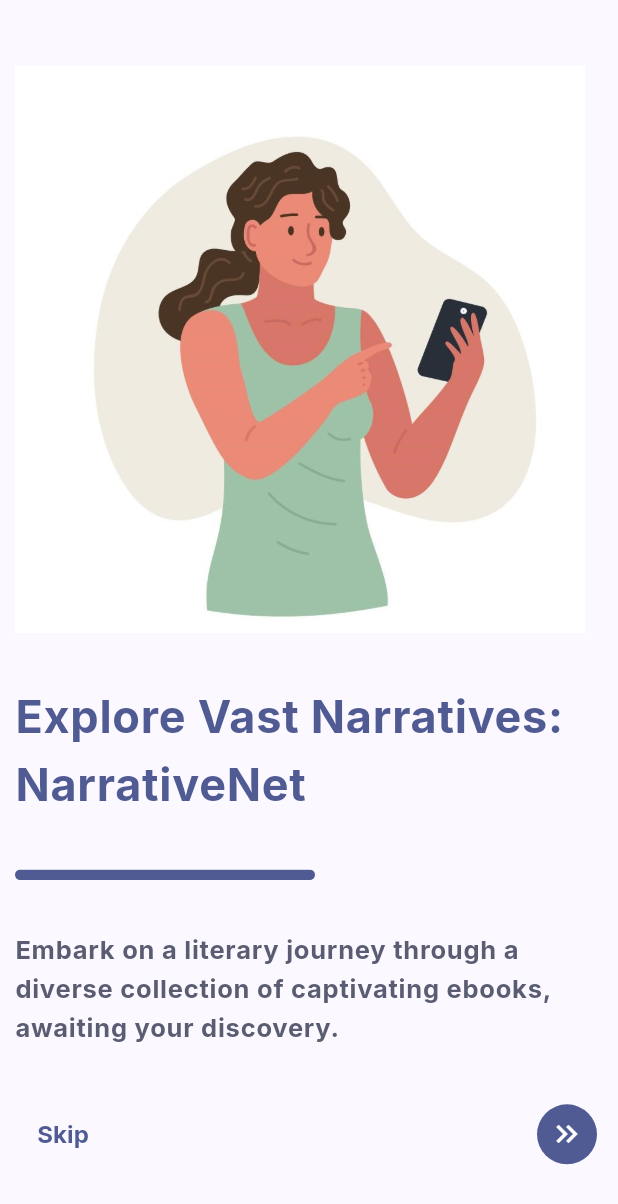
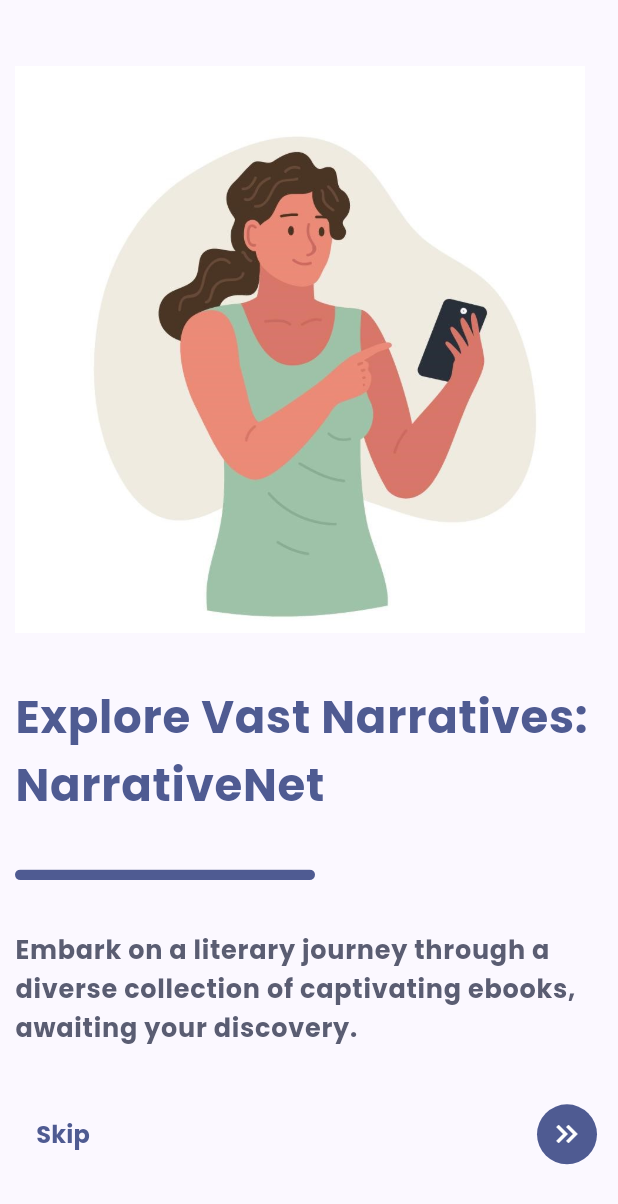
Before and after one commit to RH203/ebook-app-flutter, a Flutter app: the screen it shows after launch, on a phone screen of 412 x 824 dp. Shown: the top 1204 px of the screen. Run offline on Flutter 3.47's test engine with Material 3 defaults, Android fonts, the phone set to English and light mode, and no system bars; our stand-ins replace google_fonts.

Commit message:
feat: change fontfamily

```diff
--- a/lib/src/app.dart
+++ b/lib/src/app.dart
@@ -2,7 +2,6 @@ import 'package:flutter/material.dart';
 import 'package:google_fonts/google_fonts.dart';
 import 'package:novel_app/src/screen/auth/login_screen.dart';
 import 'package:novel_app/src/screen/auth/signup_screen.dart';
-import 'package:novel_app/src/screen/home_screen/home_screen.dart';
 import 'package:novel_app/src/screen/welcome_screen/welcome_screen.dart';
 
 class App extends StatelessWidget {
@@ -34,7 +33,7 @@ class App extends StatelessWidget {
             fontWeight: FontWeight.bold,
           ),
         ),
-        fontFamily: GoogleFonts.inter().fontFamily,
+        fontFamily: GoogleFonts.poppins().fontFamily,
         useMaterial3: true,
       ),
       routes: {
```
